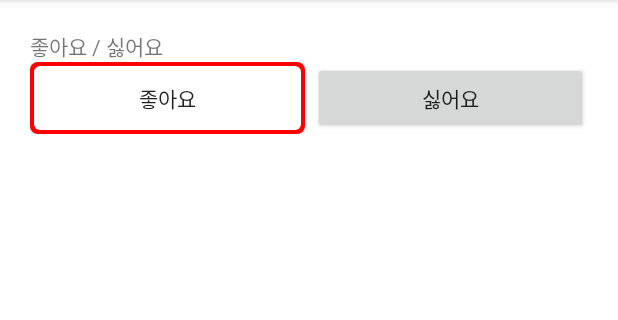
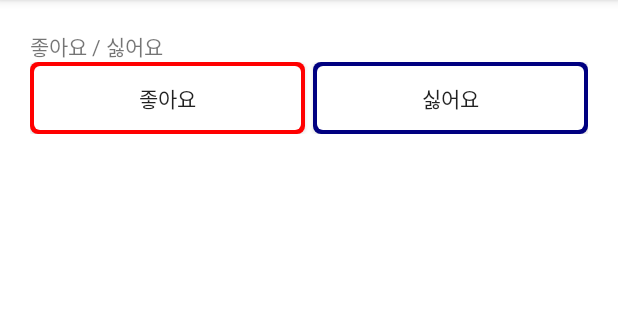
Before and after one commit to Tycoon19/DrawbleXmlPractice_Jaewhi, an Android app: the screen it shows after launch (MainActivity), on a phone screen of 412 x 824 dp, the part 84-404 px from its top. Run offline under Robolectric (Android 15) with nearby library versions, the phone set to English and light mode, and no system bars.

Commit message:
모든 버튼 색 입힌 둥근 테두리 xml 작업 완료

```diff
--- /dev/null
+++ b/app/src/main/res/drawable/blue_round_rect.xml
@@ -0,0 +1,87 @@
+<?xml version="1.0" encoding="utf-8"?>
+<selector xmlns:android="http://schemas.android.com/apk/res/android">
+
+    <item
+        android:state_pressed="false">
+
+        <layer-list>
+
+            <item>
+
+                <shape
+                    android:shape="rectangle">
+
+                    <solid
+                        android:color="#000080"/>
+                    <corners
+                        android:radius="5dp"/>
+
+                </shape>
+
+            </item>
+
+            <item
+                android:top="3dp"
+                android:left="3dp"
+                android:right="3dp"
+                android:bottom="3dp">
+
+                <shape
+                    android:shape="rectangle">
+
+                    <solid
+                        android:color="@color/white"/>
+                    <corners
+                        android:radius="4dp"/>
+
+                </shape>
+
+            </item>
+
+        </layer-list>
+
+    </item>
+
+    <item
+        android:state_pressed="true">
+
+        <layer-list>
+
+            <item>
+
+                <shape
+                    android:shape="rectangle">
+
+                    <solid
+                        android:color="#000080"/>
+                    <corners
+                        android:radius="5dp"/>
+
+                </shape>
+
+            </item>
+
+            <item
+                android:top="3dp"
+                android:left="3dp"
+                android:right="3dp"
+                android:bottom="3dp">
+
+                <shape
+                    android:shape="rectangle">
+
+                    <solid
+                        android:color="#EFEFEF"/>
+                    <corners
+                        android:radius="4dp"/>
+
+                </shape>
+
+            </item>
+
+        </layer-list>
+
+
+    </item>
+
+</selector>
--- a/app/src/main/res/layout/activity_main.xml
+++ b/app/src/main/res/layout/activity_main.xml
@@ -30,6 +30,7 @@
             android:layout_height="wrap_content"
             android:layout_marginLeft="5dp"
             android:text="싫어요"
+            android:background="@drawable/blue_round_rect"
             android:layout_weight="1"/>
 
 
```
